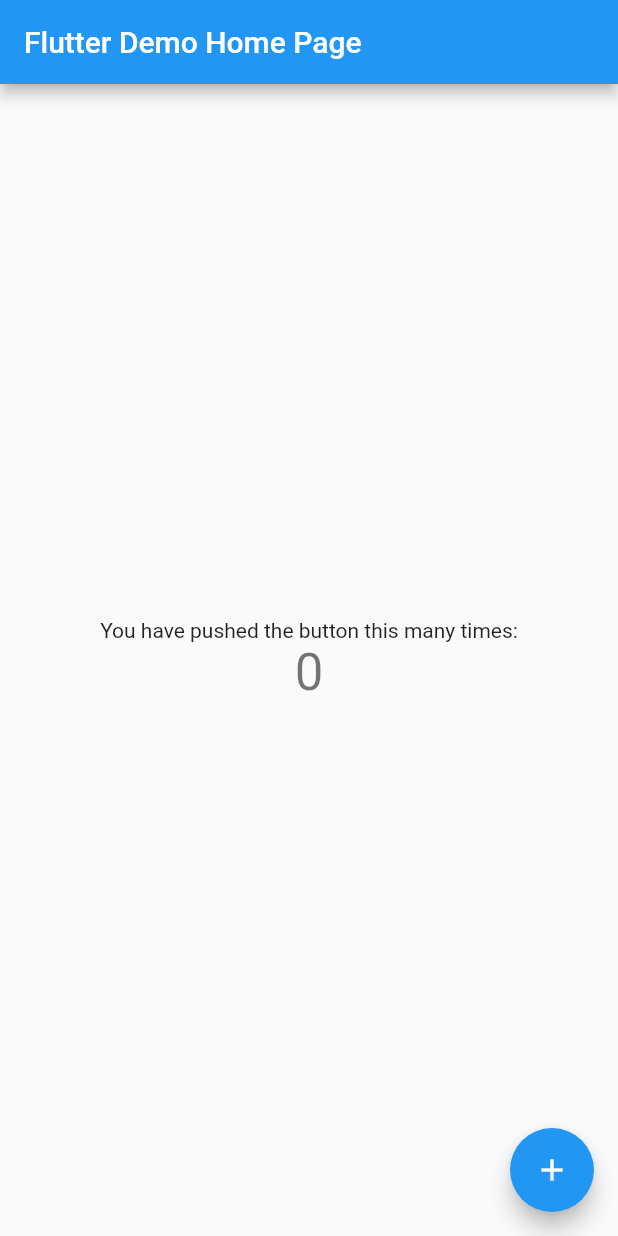
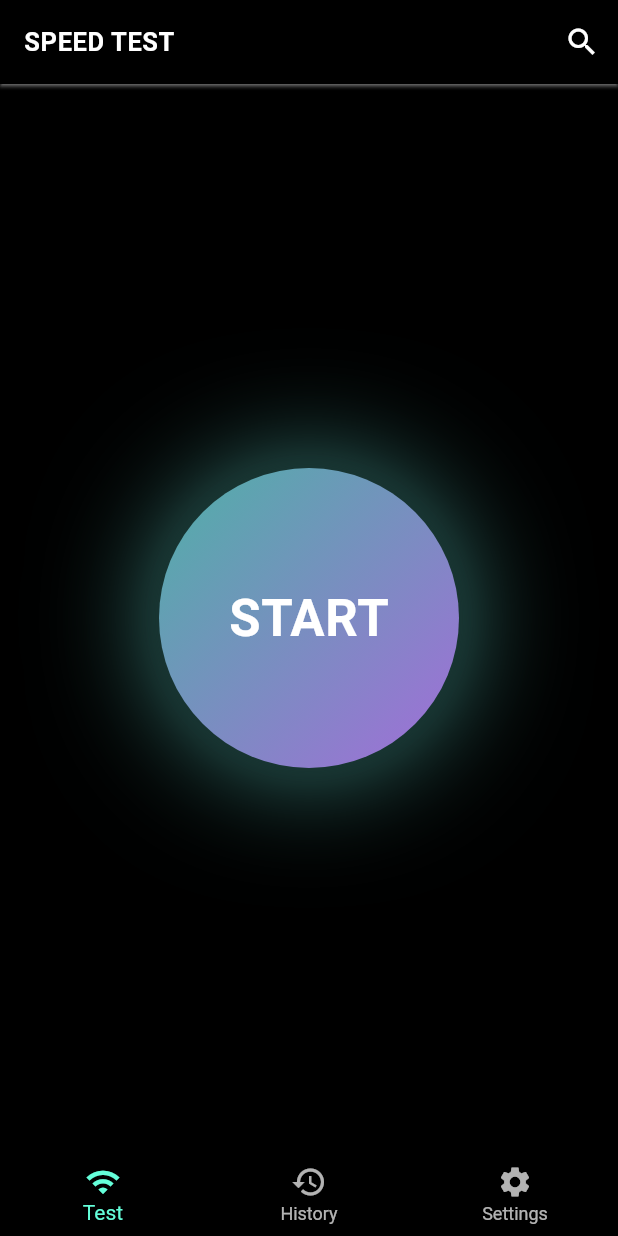
Before and after one commit to vfiruz97/speed_test, a Flutter app: the screen it shows after launch, on a phone screen of 412 x 824 dp. Run offline on Flutter 3.47's test engine with Material 2 defaults, Android fonts, the phone set to English and light mode, and no system bars; our stand-ins replace bloc, flutter_bloc, freezed_annotation; missing offline and left inert: flutter_speedometer; generated files the repository leaves out were written again; Roboto replaces fonts that are missing (SF Pro Display, SF Pro Text).

Commit message:
design start pages

```diff
--- /dev/null
+++ b/lib/application/page_navigation/page_navigation_bloc.dart
@@ -0,0 +1,24 @@
+import 'dart:async';
+
+import 'package:bloc/bloc.dart';
+import 'package:freezed_annotation/freezed_annotation.dart';
+import 'package:speed_test/application/page_navigation/pages_name.dart';
+
+part 'page_navigation_event.dart';
+part 'page_navigation_state.dart';
+
+part 'page_navigation_bloc.freezed.dart';
+
+class PageNavigationBloc
+    extends Bloc<PageNavigationEvent, PageNavigationState> {
+  PageNavigationBloc() : super(PageNavigationState.initial());
+
+  @override
+  Stream<PageNavigationState> mapEventToState(
+    PageNavigationEvent event,
+  ) async* {
+    yield* event.map(changedCurrentPage: (e) async* {
+      yield state.copyWith(currentPageName: e.newCurrentPage);
+    });
+  }
+}
--- /dev/null
+++ b/lib/application/page_navigation/page_navigation_event.dart
@@ -0,0 +1,7 @@
+part of 'page_navigation_bloc.dart';
+
+@freezed
+abstract class PageNavigationEvent with _$PageNavigationEvent {
+  const factory PageNavigationEvent.changedCurrentPage(
+      {@Default(PageName.startPage) PageName newCurrentPage}) = _PageNavigationEvent;
+}
--- /dev/null
+++ b/lib/application/page_navigation/page_navigation_state.dart
@@ -0,0 +1,12 @@
+part of 'page_navigation_bloc.dart';
+
+@freezed
+abstract class PageNavigationState with _$PageNavigationState {
+  const factory PageNavigationState({
+    @Default(null) PageName currentPageName,
+  }) = _PageNavigationState;
+
+  factory PageNavigationState.initial() => const PageNavigationState(
+        currentPageName: PageName.startPage,
+      );
+}
--- /dev/null
+++ b/lib/application/page_navigation/pages_name.dart
@@ -0,0 +1,5 @@
+enum PageName {
+  startPage,
+  startLoadingPage,
+  startDisplayNetworkSpeedPage,
+}
--- a/lib/main.dart
+++ b/lib/main.dart
@@ -1,113 +1,30 @@
+import 'package:flutter/cupertino.dart';
 import 'package:flutter/material.dart';
+import 'package:flutter_bloc/flutter_bloc.dart';
+import 'package:speed_test/application/page_navigation/page_navigation_bloc.dart';
+import 'package:speed_test/presentation/core/main_page.dart';
 
 void main() {
-  runApp(MyApp());
+  runApp(SpeedTestApp());
 }
 
-class MyApp extends StatelessWidget {
-  // This widget is the root of your application.
+class SpeedTestApp extends StatelessWidget {
   @override
   Widget build(BuildContext context) {
     return MaterialApp(
-      title: 'Flutter Demo',
-      theme: ThemeData(
-        // This is the theme of your application.
-        //
-        // Try running your application with "flutter run". You'll see the
-        // application has a blue toolbar. Then, without quitting the app, try
-        // changing the primarySwatch below to Colors.green and then invoke
-        // "hot reload" (press "r" in the console where you ran "flutter run",
-        // or simply save your changes to "hot reload" in a Flutter IDE).
-        // Notice that the counter didn't reset back to zero; the application
-        // is not restarted.
-        primarySwatch: Colors.blue,
+      debugShowCheckedModeBanner: false,
+      theme: ThemeData.dark().copyWith(
+          scaffoldBackgroundColor: Colors.black,
+          bottomNavigationBarTheme: const BottomNavigationBarThemeData(
+            backgroundColor: Colors.black,
+          ),
+          appBarTheme: AppBarTheme.of(context).copyWith(
+            backgroundColor: Colors.black,
+          )),
+      home: BlocProvider(
+        create: (context) => PageNavigationBloc(),
+        child: MainPage(),
       ),
-      home: MyHomePage(title: 'Flutter Demo Home Page'),
     );
   }
 }
-
-class MyHomePage extends StatefulWidget {
-  MyHomePage({Key? key, required this.title}) : super(key: key);
-
-  // This widget is the home page of your application. It is stateful, meaning
-  // that it has a State object (defined below) that contains fields that affect
-  // how it looks.
-
-  // This class is the configuration for the state. It holds the values (in this
-  // case the title) provided by the parent (in this case the App widget) and
-  // used by the build method of the State. Fields in a Widget subclass are
-  // always marked "final".
-
-  final String title;
-
-  @override
-  _MyHomePageState createState() => _MyHomePageState();
-}
-
-class _MyHomePageState extends State<MyHomePage> {
-  int _counter = 0;
-
-  void _incrementCounter() {
-    setState(() {
-      // This call to setState tells the Flutter framework that something has
-      // changed in this State, which causes it to rerun the build method below
-      // so that the display can reflect the updated values. If we changed
-      // _counter without calling setState(), then the build method would not be
-      // called again, and so nothing would appear to happen.
-      _counter++;
-    });
-  }
-
-  @override
-  Widget build(BuildContext context) {
-    // This method is rerun every time setState is called, for instance as done
-    // by the _incrementCounter method above.
-    //
-    // The Flutter framework has been optimized to make rerunning build methods
-    // fast, so that you can just rebuild anything that needs updating rather
-    // than having to individually change instances of widgets.
-    return Scaffold(
-      appBar: AppBar(
-        // Here we take the value from the MyHomePage object that was created by
-        // the App.build method, and use it to set our appbar title.
-        title: Text(widget.title),
-      ),
-      body: Center(
-        // Center is a layout widget. It takes a single child and positions it
-        // in the middle of the parent.
-        child: Column(
-          // Column is also a layout widget. It takes a list of children and
-          // arranges them vertically. By default, it sizes itself to fit its
-          // children horizontally, and tries to be as tall as its parent.
-          //
-          // Invoke "debug painting" (press "p" in the console, choose the
-          // "Toggle Debug Paint" action from the Flutter Inspector in Android
-          // Studio, or the "Toggle Debug Paint" command in Visual Studio Code)
-          // to see the wireframe for each widget.
-          //
-          // Column has various properties to control how it sizes itself and
-          // how it positions its children. Here we use mainAxisAlignment to
-          // center the children vertically; the main axis here is the vertical
-          // axis because Columns are vertical (the cross axis would be
-          // horizontal).
-          mainAxisAlignment: MainAxisAlignment.center,
-          children: <Widget>[
-            Text(
-              'You have pushed the button this many times:',
-            ),
-            Text(
-              '$_counter',
-              style: Theme.of(context).textTheme.headline4,
-            ),
-          ],
-        ),
-      ),
-      floatingActionButton: FloatingActionButton(
-        onPressed: _incrementCounter,
-        tooltip: 'Increment',
-        child: Icon(Icons.add),
-      ), // This trailing comma makes auto-formatting nicer for build methods.
-    );
-  }
-}
--- /dev/null
+++ b/lib/presentation/asserts/style.dart
@@ -0,0 +1,114 @@
+import 'package:flutter/material.dart';
+
+class Style {
+  static const appBarTitleStyle = TextStyle(
+    fontFamily: 'SF Pro Text',
+    fontWeight: FontWeight.w600,
+    fontSize: 17,
+    letterSpacing: 0.41,
+    color: Colors.white,
+  );
+
+  static const startButtonStyle = TextStyle(
+    fontFamily: 'SF Pro Display',
+    fontWeight: FontWeight.w600,
+    fontSize: 34,
+    color: Colors.white,
+    letterSpacing: 0.4,
+  );
+
+  static const startButtonDecoration = BoxDecoration(
+    shape: BoxShape.circle,
+    gradient: LinearGradient(
+      colors: [
+        Color.fromRGBO(79, 176, 167, 1),
+        Color.fromRGBO(162, 109, 217, 1)
+      ],
+      begin: Alignment.topLeft,
+      end: Alignment.bottomRight,
+    ),
+    boxShadow: [
+      BoxShadow(
+        color: Color.fromRGBO(79, 176, 167, 0.8),
+        blurRadius: 70,
+      ),
+      BoxShadow(
+        color: Color.fromRGBO(0, 0, 0, 0.25),
+        blurRadius: 10,
+      ),
+    ],
+  );
+
+  static const bottomNavigationBarDecoration = BoxDecoration(
+    boxShadow: [
+      BoxShadow(color: Colors.white),
+    ],
+  );
+
+  static const cancelButtonStyle = TextStyle(
+    fontFamily: 'SF Pro Text',
+    fontWeight: FontWeight.w400,
+    fontSize: 17,
+    letterSpacing: 0.41,
+    color: Colors.white,
+  );
+
+  static const textFirstHeader = TextStyle(
+    fontFamily: 'SF Pro Display',
+    fontWeight: FontWeight.w600,
+    fontSize: 22,
+    letterSpacing: 0.26,
+  );
+
+  static final restartButtonDecoration = BoxDecoration(
+    gradient: const LinearGradient(
+      colors: [
+        Color.fromRGBO(79, 176, 167, 1),
+        Color.fromRGBO(162, 109, 217, 1)
+      ],
+      begin: Alignment.topLeft,
+      end: Alignment.bottomRight,
+    ),
+    boxShadow: const [
+      BoxShadow(
+        color: Color.fromRGBO(79, 176, 167, 0.7),
+        blurRadius: 15,
+      ),
+      BoxShadow(
+        color: Color.fromRGBO(0, 0, 0, 0.25),
+        blurRadius: 10,
+      ),
+    ],
+    borderRadius: BorderRadius.circular(10),
+  );
+
+  static const restartButtonStyle = TextStyle(
+    fontFamily: 'SF Pro Display',
+    fontWeight: FontWeight.w600,
+    fontSize: 17,
+    color: Colors.white,
+    letterSpacing: 0.41,
+  );
+
+  static const cardTitleStyle = TextStyle(
+    fontFamily: 'SF Pro Text',
+    fontWeight: FontWeight.w400,
+    fontSize: 15,
+    letterSpacing: 0.23,
+    color: Color.fromRGBO(74, 89, 103, 1),
+  );
+
+  static const cardSpeedStyle = TextStyle(
+    fontFamily: 'SF Pro Display',
+    fontWeight: FontWeight.w700,
+    fontSize: 30,
+    letterSpacing: 0.37,
+  );
+
+  static const cardSpeedMeasurementStyle = TextStyle(
+    fontFamily: 'SF Pro Text',
+    fontWeight: FontWeight.w400,
+    fontSize: 15,
+    letterSpacing: 0.23,
+  );
+}
--- /dev/null
+++ b/lib/presentation/core/main_page.dart
@@ -0,0 +1,124 @@
+import 'package:flutter/cupertino.dart';
+import 'package:flutter/material.dart';
+import 'package:flutter_bloc/flutter_bloc.dart';
+import 'package:flutter_speedometer/flutter_speedometer.dart';
+
+import 'package:speed_test/application/page_navigation/page_navigation_bloc.dart';
+import 'package:speed_test/application/page_navigation/pages_name.dart';
+import 'package:speed_test/presentation/asserts/style.dart';
+import 'package:speed_test/presentation/core/widgets/start_button_widget.dart';
+import 'package:speed_test/presentation/start_page/start_display_network_speed_page.dart';
+
+class MainPage extends StatelessWidget {
+  @override
+  Widget build(BuildContext context) {
+    return Scaffold(
+      appBar: AppBar(
+        shadowColor: Colors.white,
+        elevation: 1,
+        title: BlocBuilder<PageNavigationBloc, PageNavigationState>(
+          builder: (context, state) {
+            if (state.currentPageName == PageName.startPage ||
+                state.currentPageName == PageName.startLoadingPage ||
+                state.currentPageName ==
+                    PageName.startDisplayNetworkSpeedPage) {
+              return const Text('SPEED TEST', style: Style.appBarTitleStyle);
+            }
+
+            return const Text('UNKNOWN PAGE', style: Style.appBarTitleStyle);
+          },
+        ),
+        actions: [
+          BlocBuilder<PageNavigationBloc, PageNavigationState>(
+            builder: (context, state) {
+              if (state.currentPageName == PageName.startPage) {
+                return IconButton(
+                  icon: const Icon(Icons.search),
+                  onPressed: () {
+                    // TODO: Run start button
+                  },
+                );
+              }
+
+              if (state.currentPageName == PageName.startLoadingPage) {
+                return TextButton(
+                  child: const Text('CANCEL', style: Style.cancelButtonStyle),
+                  onPressed: () {
+                    BlocProvider.of<PageNavigationBloc>(context).add(
+                        const PageNavigationEvent.changedCurrentPage(
+                            newCurrentPage: PageName.startPage));
+                    // TODO: Cancel loading and back to startPage
+                  },
+                );
+              }
+
+              if (state.currentPageName ==
+                  PageName.startDisplayNetworkSpeedPage) {
+                return IconButton(
+                  icon: const Icon(
+                    Icons.share,
+                    color: Color.fromRGBO(74, 89, 103, 1),
+                  ),
+                  onPressed: () {
+                    // TODO: sharing data
+                  },
+                );
+              }
+
+              return const SizedBox();
+            },
+          )
+        ],
+      ),
+      body: BlocBuilder<PageNavigationBloc, PageNavigationState>(
+        builder: (context, state) {
+          if (state.currentPageName == PageName.startPage) {
+            return const Center(child: StartButtonWidget());
+          }
+
+          if (state.currentPageName == PageName.startLoadingPage) {
+            return Center(
+              child: Speedometer(
+                size: 232,
+                maxValue: 180,
+                currentValue: 76,
+                warningValue: 10,
+                displayText: 'Mbps',
+                displayNumericStyle: Style.cardSpeedStyle,
+                displayTextStyle: Style.cardSpeedMeasurementStyle,
+              ),
+            );
+          }
+
+          if (state.currentPageName == PageName.startDisplayNetworkSpeedPage) {
+            return const StartDisplayNetworkSpeedPage();
+          }
+
+          return const SizedBox();
+        },
+      ),
+      bottomNavigationBar: Container(
+        decoration: Style.bottomNavigationBarDecoration,
+        child: BottomNavigationBar(
+          onTap: (index) {
+            print(index);
+          },
+          items: [
+            BottomNavigationBarItem(
+              label: 'Test',
+              icon: Icon(Icons.wifi),
+            ),
+            BottomNavigationBarItem(
+              label: 'History',
+              icon: Icon(Icons.history),
+            ),
+            BottomNavigationBarItem(
+              label: 'Settings',
+              icon: Icon(Icons.settings),
+            ),
+          ],
+        ),
+      ),
+    );
+  }
+}
--- /dev/null
+++ b/lib/presentation/core/widgets/start_button_widget.dart
@@ -0,0 +1,35 @@
+import 'package:flutter/material.dart';
+import 'package:flutter_bloc/flutter_bloc.dart';
+import 'package:speed_test/application/page_navigation/page_navigation_bloc.dart';
+import 'package:speed_test/application/page_navigation/pages_name.dart';
+import 'package:speed_test/presentation/asserts/style.dart';
+
+class StartButtonWidget extends StatelessWidget {
+  const StartButtonWidget({
+    Key key,
+  }) : super(key: key);
+
+  @override
+  Widget build(BuildContext context) {
+    return MaterialButton(
+      shape: const CircleBorder(),
+      onPressed: () {
+        // TODO: run function
+        BlocProvider.of<PageNavigationBloc>(context).add(
+            const PageNavigationEvent.changedCurrentPage(
+                newCurrentPage: PageName.startLoadingPage));
+        print('tapped start button');
+      },
+      child: Container(
+        width: 200,
+        height: 200,
+        alignment: Alignment.center,
+        decoration: Style.startButtonDecoration,
+        child: const Text(
+          'START',
+          style: Style.startButtonStyle,
+        ),
+      ),
+    );
+  }
+}
```
Also changed, not shown: analysis_options.yaml (added, +14 -0 lines), lib/presentation/core/widgets/display_speed_card_widget.dart (added, +61 -0 lines), lib/presentation/core/widgets/restart_button_widget.dart (added, +30 -0 lines), lib/presentation/start_page/start_display_network_speed_page.dart (added, +48 -0 lines), pubspec.yaml (+20 -2 lines), lib/application/page_navigation/page_navigation_bloc.freezed.dart (added), pubspec.lock, 12 other files.
